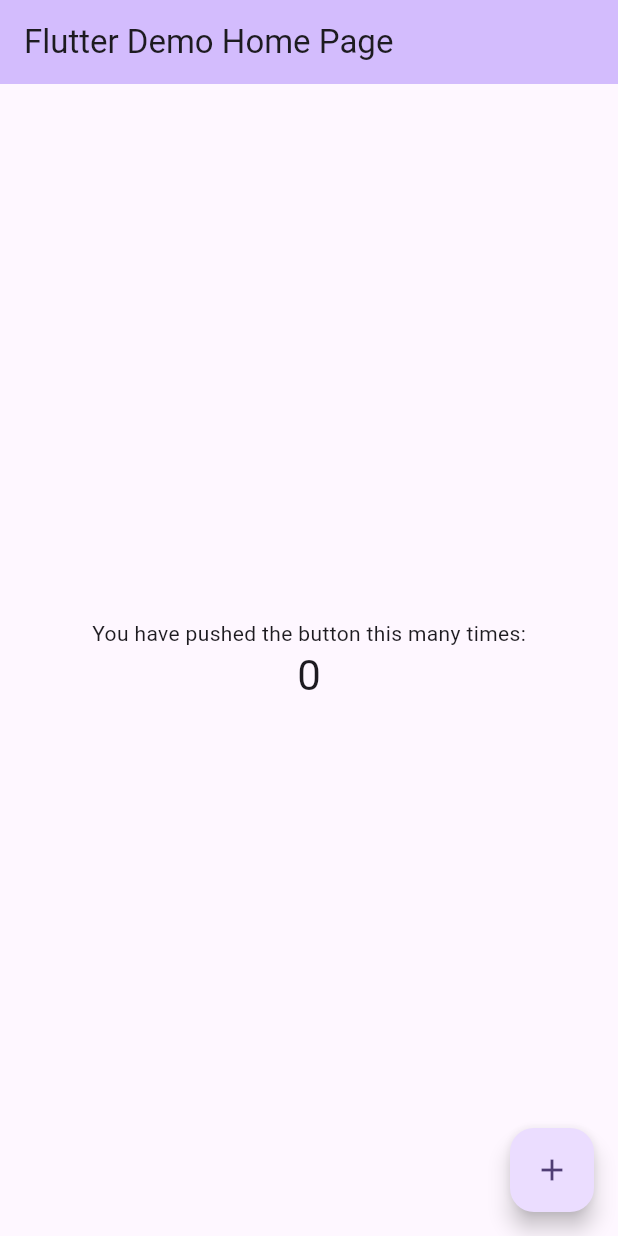
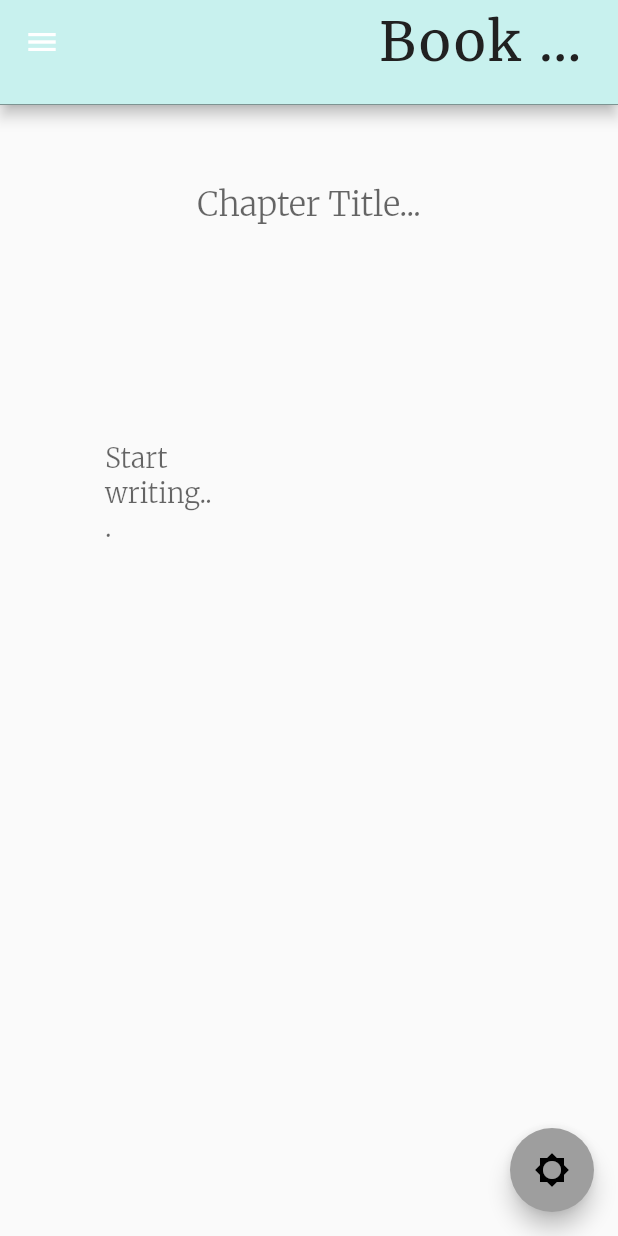
Before and after one commit to BlaynDrew414/OnWord-Frontend, a Flutter app: the screen it shows after launch, on a phone screen of 412 x 824 dp. Run offline on Flutter 3.47's test engine with Material 2 defaults, Android fonts, the phone set to English and light mode, and no system bars; our stand-ins replace google_fonts.

Commit message:
created light/dark theme and writer screen

```diff
--- a/lib/main.dart
+++ b/lib/main.dart
@@ -1,125 +1,22 @@
 import 'package:flutter/material.dart';
+import 'package:frontend/screens/writer/writer_screen.dart';
+import 'package:frontend/themes.dart';
+
+
+
 
 void main() {
-  runApp(const MyApp());
+  runApp(MyApp());
 }
 
 class MyApp extends StatelessWidget {
-  const MyApp({super.key});
-
-  // This widget is the root of your application.
   @override
   Widget build(BuildContext context) {
     return MaterialApp(
-      title: 'Flutter Demo',
-      theme: ThemeData(
-        // This is the theme of your application.
-        //
-        // TRY THIS: Try running your application with "flutter run". You'll see
-        // the application has a blue toolbar. Then, without quitting the app,
-        // try changing the seedColor in the colorScheme below to Colors.green
-        // and then invoke "hot reload" (save your changes or press the "hot
-        // reload" button in a Flutter-supported IDE, or press "r" if you used
-        // the command line to start the app).
-        //
-        // Notice that the counter didn't reset back to zero; the application
-        // state is not lost during the reload. To reset the state, use hot
-        // restart instead.
-        //
-        // This works for code too, not just values: Most code changes can be
-        // tested with just a hot reload.
-        colorScheme: ColorScheme.fromSeed(seedColor: Colors.deepPurple),
-        useMaterial3: true,
-      ),
-      home: const MyHomePage(title: 'Flutter Demo Home Page'),
+      title: 'Your App Name',
+      theme: LightTheme.themeData,
+      darkTheme: DarkTheme.themeData,
+      home: BookDetailScreen(),
     );
   }
 }
-
-class MyHomePage extends StatefulWidget {
-  const MyHomePage({super.key, required this.title});
-
-  // This widget is the home page of your application. It is stateful, meaning
-  // that it has a State object (defined below) that contains fields that affect
-  // how it looks.
-
-  // This class is the configuration for the state. It holds the values (in this
-  // case the title) provided by the parent (in this case the App widget) and
-  // used by the build method of the State. Fields in a Widget subclass are
-  // always marked "final".
-
-  final String title;
-
-  @override
-  State<MyHomePage> createState() => _MyHomePageState();
-}
-
-class _MyHomePageState extends State<MyHomePage> {
-  int _counter = 0;
-
-  void _incrementCounter() {
-    setState(() {
-      // This call to setState tells the Flutter framework that something has
-      // changed in this State, which causes it to rerun the build method below
-      // so that the display can reflect the updated values. If we changed
-      // _counter without calling setState(), then the build method would not be
-      // called again, and so nothing would appear to happen.
-      _counter++;
-    });
-  }
-
-  @override
-  Widget build(BuildContext context) {
-    // This method is rerun every time setState is called, for instance as done
-    // by the _incrementCounter method above.
-    //
-    // The Flutter framework has been optimized to make rerunning build methods
-    // fast, so that you can just rebuild anything that needs updating rather
-    // than having to individually change instances of widgets.
-    return Scaffold(
-      appBar: AppBar(
-        // TRY THIS: Try changing the color here to a specific color (to
-        // Colors.amber, perhaps?) and trigger a hot reload to see the AppBar
-        // change color while the other colors stay the same.
-        backgroundColor: Theme.of(context).colorScheme.inversePrimary,
-        // Here we take the value from the MyHomePage object that was created by
-        // the App.build method, and use it to set our appbar title.
-        title: Text(widget.title),
-      ),
-      body: Center(
-        // Center is a layout widget. It takes a single child and positions it
-        // in the middle of the parent.
-        child: Column(
-          // Column is also a layout widget. It takes a list of children and
-          // arranges them vertically. By default, it sizes itself to fit its
-          // children horizontally, and tries to be as tall as its parent.
-          //
-          // Column has various properties to control how it sizes itself and
-          // how it positions its children. Here we use mainAxisAlignment to
-          // center the children vertically; the main axis here is the vertical
-          // axis because Columns are vertical (the cross axis would be
-          // horizontal).
-          //
-          // TRY THIS: Invoke "debug painting" (choose the "Toggle Debug Paint"
-          // action in the IDE, or press "p" in the console), to see the
-          // wireframe for each widget.
-          mainAxisAlignment: MainAxisAlignment.center,
-          children: <Widget>[
-            const Text(
-              'You have pushed the button this many times:',
-            ),
-            Text(
-              '$_counter',
-              style: Theme.of(context).textTheme.headlineMedium,
-            ),
-          ],
-        ),
-      ),
-      floatingActionButton: FloatingActionButton(
-        onPressed: _incrementCounter,
-        tooltip: 'Increment',
-        child: const Icon(Icons.add),
-      ), // This trailing comma makes auto-formatting nicer for build methods.
-    );
-  }
-}
--- a/lib/screens/writer/writer_left_menu.dart
+++ b/lib/screens/writer/writer_left_menu.dart
@@ -1,6 +1,3 @@
-
-
-
-Class WriterLeftMenu extends StatefulWidget {
-
-}
+import 'package:flutter/material.dart';
+import 'package:flutter/rendering.dart';
+import 'package:google_fonts/google_fonts.dart';
--- a/lib/screens/writer/writer_screen.dart
+++ b/lib/screens/writer/writer_screen.dart
@@ -1,21 +1,19 @@
 import 'package:flutter/material.dart';
-import 'package:frontend/themes.dart';
 import 'package:google_fonts/google_fonts.dart';
 
+import '../../themes.dart';
 
-class BookWritingScreen extends StatefulWidget {
-  final BookInfo book;
-  BookWritingScreen({required.this.book});
-
-  @override _BookWritingScreenState createState() => BookWritingScreenState();
+class BookDetailScreen extends StatefulWidget {
+  @override
+  _BookDetailScreenState createState() => _BookDetailScreenState();
 }
 
-class _BookWritingScreenState extends State<BookWritingScreen> {
-    final _titleController = TextEditingController();
-  final _authorController = TextEditingController();
+class _BookDetailScreenState extends State<BookDetailScreen> {
+  //final _titleController = TextEditingController();
+  //final _authorController = TextEditingController();
   final _chapterController = TextEditingController();
-  final Color _textColor = DarkTheme.textColorDark;
   bool _isDrawerOpen = true;
+  bool _isDarkMode = false;
 
   void _toggleDrawer() {
     setState(() {
@@ -23,37 +21,40 @@ class _BookWritingScreenState extends State<BookWritingScreen> {
     });
   }
 
-    @override
-  void initState() {
-    super.initState();
-    _titleController.text = widget.book.title;
-    _authorController.text = widget.book.author;
-    _chapterController.text = widget.book.chapter.first.title;
+  void _toggleDarkMode() {
+    setState(() {
+      _isDarkMode = !_isDarkMode;
+    });
   }
 
   @override
   Widget build(BuildContext context) {
     final screenWidth = MediaQuery.of(context).size.width;
-    return Scaffold(
+    final themeData = _isDarkMode ? DarkTheme.themeData : LightTheme.themeData;
+    final textColor = _isDarkMode ? DarkTheme.textColorDark : LightTheme.textColorLight;
+
+    return MaterialApp(
+      theme: themeData,
+      home: Scaffold(
         appBar: PreferredSize(
           preferredSize: Size.fromHeight(70),
           child: AppBar(
             title: Padding(
               padding: const EdgeInsets.only(left: 180),
               child: Text(
-              widget.book.title,
+                'Book Title',
                 style: GoogleFonts.merriweather(
-                color: _textColor,
+                  color: textColor,
                   fontSize: 36,
                   fontWeight: FontWeight.w400,
                   letterSpacing: 1.5,
                 ),
               ),
             ),
-          backgroundColor: DarkTheme.backgroundColorDark,
+            backgroundColor: themeData.primaryColor,
             bottom: PreferredSize(
               child: Container(
-              color: DarkTheme.textColorDark,
+                color: textColor,
                 height: 0.3,
               ),
               preferredSize: Size.fromHeight(1),
@@ -66,10 +67,7 @@ class _BookWritingScreenState extends State<BookWritingScreen> {
         ),
         body: Row(
           children: [
-          if (screenWidth >= 900 && _isDrawerOpen)
-            Expanded(
-              child: WriterLeftMenu(book: widget.book),
-            ),
+            if (screenWidth >= 900 && _isDrawerOpen) Expanded(child: Container()), // Replace with WriterLeftMenu
             Expanded(
               flex: 5,
               child: Container(
@@ -78,10 +76,11 @@ class _BookWritingScreenState extends State<BookWritingScreen> {
                   child: Column(
                     children: [
                       TextFormField(
+                        enabled: true,
                         textAlign: TextAlign.center,
                         controller: _chapterController,
                         style: GoogleFonts.merriweather(
-                        color: _textColor,
+                          color: textColor,
                           fontSize: 22,
                           fontWeight: FontWeight.w300,
                         ),
@@ -92,7 +91,7 @@ class _BookWritingScreenState extends State<BookWritingScreen> {
                         maxLines: null,
                       ),
                       Divider(
-                      color: _textColor,
+                        color: textColor,
                         thickness: 1,
                         height: 40,
                         endIndent: 420,
@@ -107,13 +106,14 @@ class _BookWritingScreenState extends State<BookWritingScreen> {
                               left: _isDrawerOpen ? 50 : 0,
                             ),
                             child: TextFormField(
+                              enabled: true,
                               textAlign: TextAlign.left,
                               keyboardType: TextInputType.multiline,
                               maxLines: null,
                               style: GoogleFonts.merriweather(
                                 fontSize: 18,
                                 fontWeight: FontWeight.w300,
-                              color: _textColor,
+                                color: textColor,
                               ),
                               decoration: InputDecoration(
                                 hintText: "Start writing...",
@@ -130,12 +130,12 @@ class _BookWritingScreenState extends State<BookWritingScreen> {
             ),
           ],
         ),
-      drawer: screenWidth < 900
-          ? Drawer(
-              elevation: 0.0,
-              child: WriterLeftMenu(book: widget.book),
-            )
-          : null,
+        drawer: screenWidth < 900 ? Drawer() : null, // Replace with WriterLeftMenu
+        floatingActionButton: FloatingActionButton(
+          onPressed: _toggleDarkMode,
+          child: Icon(_isDarkMode ? Icons.brightness_high : Icons.brightness_low),
+        ),
+      ),
     );
   }
 }
--- a/lib/themes.dart
+++ b/lib/themes.dart
@@ -1,16 +1,33 @@
 import 'package:flutter/material.dart';
 
-// Light mode theme
 class LightTheme {
-  static const primaryColorLight = Colors.purple;
-  static const secondaryColorLight = Colors.grey;
-  static const backgroundColorLight = Colors.white;
+  static final ThemeData themeData = ThemeData.light().copyWith(
+    primaryColor: Color.fromARGB(255, 200, 241, 238),
+    colorScheme: ColorScheme.light(
+      background: Colors.white,
+      secondary: Colors.grey,
+    ),
+    textTheme: TextTheme(
+      bodyLarge: TextStyle(
+        color: Color.fromARGB(255, 33, 33, 33),
+      ),
+    ),
+  );
+  static const Color textColorLight = Color.fromARGB(255, 33, 33, 33);
 }
 
-//Dark mode theme
 class DarkTheme {
-  static const primaryColorDark = Color(0xFF2697FF);
-  static const secondaryColorDark = Color.fromARGB(237, 30, 40, 62);
-  static const backgroundColorDark = Color.fromARGB(255, 28, 29, 39);
-  static const textColorDark = Color.fromARGB(255, 160, 161, 162);
+  static final ThemeData themeData = ThemeData.dark().copyWith(
+    primaryColor: Color(0xFF2697FF),
+    colorScheme: ColorScheme.dark(
+      background: Color.fromARGB(255, 28, 29, 39),
+      secondary: Color.fromARGB(237, 30, 40, 62),
+    ),
+    textTheme: TextTheme(
+      bodyLarge: TextStyle(
+        color: Color.fromARGB(255, 160, 161, 162),
+      ),
+    ),
+  );
+  static const Color textColorDark = Color.fromARGB(255, 160, 161, 162);
 }
```
Lines whose indentation alone changed are shown as unchanged.
